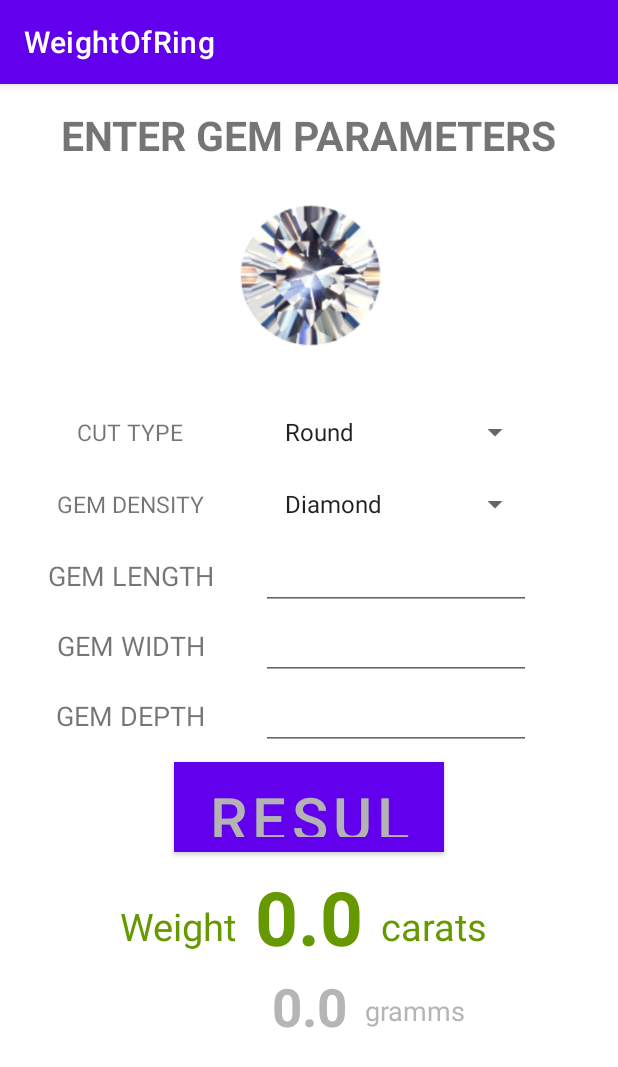
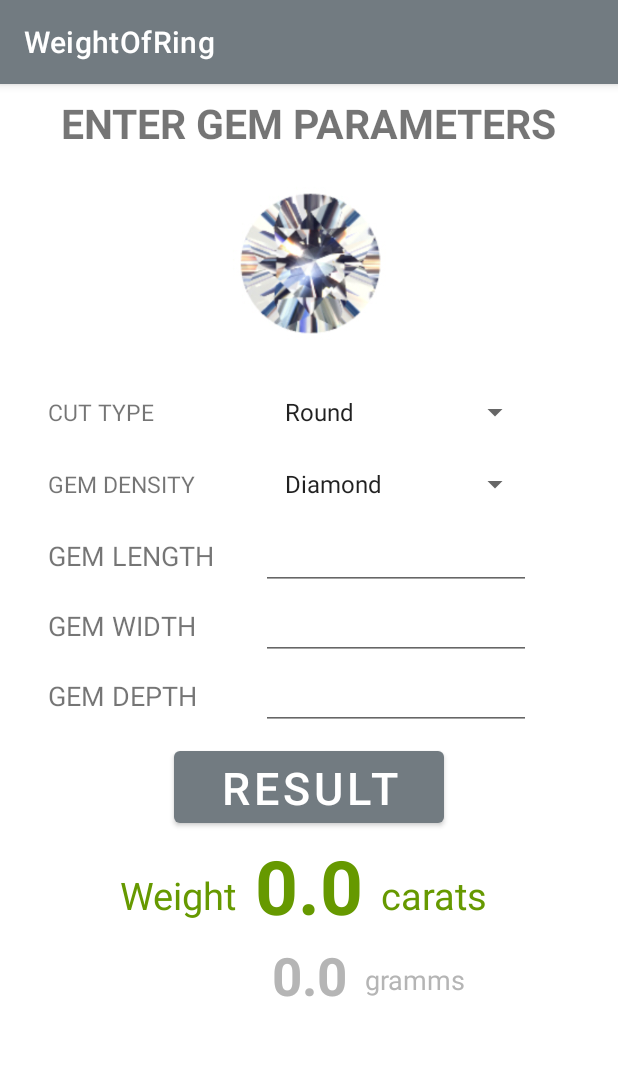
Before and after one commit to EugeneGladchuk/weight, an Android app: the screen it shows after launch (MainActivity), after a tap on an icon or button, on a phone screen of 412 x 824 dp. Shown: the top 1067 px of the screen. Run offline under Robolectric (Android 15) with nearby library versions, the phone set to English and light mode, and no system bars.

Commit message:
отредактировал кнопки result на обоих фрагментах

```diff
--- a/app/src/main/java/com/example/weightofring/CalculateGemFragment.kt
+++ b/app/src/main/java/com/example/weightofring/CalculateGemFragment.kt
@@ -141,7 +141,7 @@ class CalculateGemFragment : Fragment() {
     private fun setupListGemParameters(list: List<GemParameters>) {
         adapter = ArrayAdapter(
             requireContext(),
-            android.R.layout.simple_list_item_1,
+            android.R.layout.simple_list_item_activated_1,
             android.R.id.text1,
             list
         )
@@ -152,7 +152,7 @@ class CalculateGemFragment : Fragment() {
     private fun setupListCutParameters(list: List<CutType>) {
         adapterCut = ArrayAdapter(
             requireContext(),
-            android.R.layout.simple_list_item_1,
+            android.R.layout.simple_list_item_activated_1,
             android.R.id.text1,
             list
         )
--- a/app/src/main/java/com/example/weightofring/MainActivity.kt
+++ b/app/src/main/java/com/example/weightofring/MainActivity.kt
@@ -19,6 +19,5 @@ class MainActivity : AppCompatActivity() {
                 .replace(R.id.frameLayout, StartFragment.newInstance())
                 .commit()
         }
-
     }
 }
--- a/app/src/main/res/layout/fragment_calculate_gem.xml
+++ b/app/src/main/res/layout/fragment_calculate_gem.xml
@@ -15,8 +15,7 @@
             android:id="@+id/textViewParametersGem"
             android:layout_width="wrap_content"
             android:layout_height="wrap_content"
-            android:layout_margin="15dp"
-            android:layout_marginTop="12dp"
+            android:layout_margin="7dp"
             android:text="@string/textViewParametersGem"
             android:textSize="27sp"
             android:textStyle="bold"
@@ -40,8 +39,7 @@
             android:text="@string/CutTextView"
             android:textSize="15sp"
             app:layout_constraintBottom_toBottomOf="@+id/cutSpinner"
-            app:layout_constraintEnd_toStartOf="@+id/cutSpinner"
-            app:layout_constraintStart_toStartOf="parent"
+            app:layout_constraintStart_toStartOf="@+id/lengthTextView"
             app:layout_constraintTop_toTopOf="@+id/cutSpinner" />
 
         <Spinner
@@ -49,7 +47,6 @@
             android:layout_width="180dp"
             android:saveEnabled="false"
             android:layout_height="wrap_content"
-            android:layout_margin="5dp"
             app:layout_constraintEnd_toEndOf="parent"
             app:layout_constraintStart_toStartOf="@+id/buttonResultGem"
             app:layout_constraintTop_toBottomOf="@+id/imageView" />
@@ -61,8 +58,7 @@
             android:text="@string/DensityTextView"
             android:textSize="15sp"
             app:layout_constraintBottom_toBottomOf="@+id/gemSpinner"
-            app:layout_constraintEnd_toStartOf="@+id/gemSpinner"
-            app:layout_constraintStart_toStartOf="parent"
+            app:layout_constraintStart_toStartOf="@+id/lengthTextView"
             app:layout_constraintTop_toTopOf="@+id/gemSpinner" />
 
         <Spinner
@@ -105,8 +101,7 @@
             android:text="@string/WidthTextView"
             android:textSize="18sp"
             app:layout_constraintBottom_toBottomOf="@+id/widthEditText"
-            app:layout_constraintEnd_toStartOf="@+id/widthEditText"
-            app:layout_constraintStart_toStartOf="parent"
+            app:layout_constraintStart_toStartOf="@+id/lengthTextView"
             app:layout_constraintTop_toTopOf="@+id/widthEditText" />
 
 
@@ -129,8 +124,7 @@
             android:text="@string/DepthTextView"
             android:textSize="18sp"
             app:layout_constraintBottom_toBottomOf="@+id/depthEditText"
-            app:layout_constraintEnd_toStartOf="@+id/depthEditText"
-            app:layout_constraintStart_toStartOf="parent"
+            app:layout_constraintStart_toStartOf="@+id/lengthTextView"
             app:layout_constraintTop_toTopOf="@+id/depthEditText" />
 
         <EditText
@@ -150,11 +144,9 @@
             android:layout_width="180dp"
             android:layout_height="60dp"
             android:layout_margin="8dp"
-            android:background="#202020"
             android:text="@string/ButtonResult"
-            android:textColor="#B3B3B3"
-            android:textSize="40sp"
-            app:iconTint="#C57777"
+            android:textColor="#FFFFFF"
+            android:textSize="30sp"
             app:layout_constraintEnd_toEndOf="parent"
             app:layout_constraintStart_toStartOf="parent"
             app:layout_constraintTop_toBottomOf="@+id/depthEditText" />
@@ -177,7 +169,7 @@
             android:id="@+id/textViewResult"
             android:layout_width="wrap_content"
             android:layout_height="70dp"
-            android:layout_margin="9dp"
+            android:layout_margin="2dp"
             android:text="0.0"
             android:textAlignment="center"
             android:textColor="@android:color/holo_green_dark"
--- a/app/src/main/res/layout/my_toolbar.xml
+++ /dev/null
@@ -1,6 +0,0 @@
-<?xml version="1.0" encoding="utf-8"?>
-<androidx.constraintlayout.widget.ConstraintLayout xmlns:android="http://schemas.android.com/apk/res/android"
-    android:layout_width="match_parent"
-    android:layout_height="match_parent">
-
-</androidx.constraintlayout.widget.ConstraintLayout>
--- a/app/src/main/res/values/themes.xml
+++ b/app/src/main/res/values/themes.xml
@@ -2,9 +2,9 @@
     <!-- Base application theme. -->
     <style name="Theme.WeightOfRing" parent="Theme.MaterialComponents.DayNight.DarkActionBar">
         <!-- Primary brand color. -->
-        <item name="colorPrimary">@color/purple_500</item>
-        <item name="colorPrimaryVariant">@color/purple_700</item>
-        <item name="colorOnPrimary">@color/white</item>
+        <item name="colorPrimary">#727B81</item>
+        <item name="colorPrimaryVariant">#2D9F6A</item>
+        <item name="colorOnPrimary">#9E9E9E</item>
         <!-- Secondary brand color. -->
         <item name="colorSecondary">@color/teal_200</item>
         <item name="colorSecondaryVariant">@color/teal_700</item>
```
Also changed, not shown: app/src/main/res/layout/fragment_calculate_ring.xml (+6 -9 lines).
